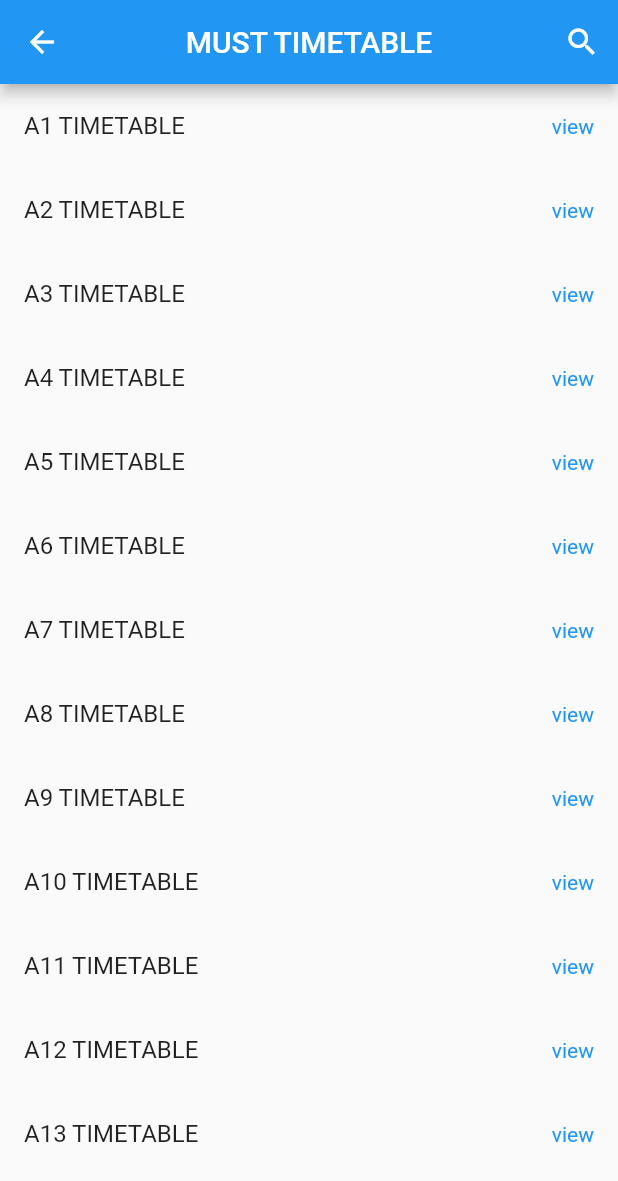
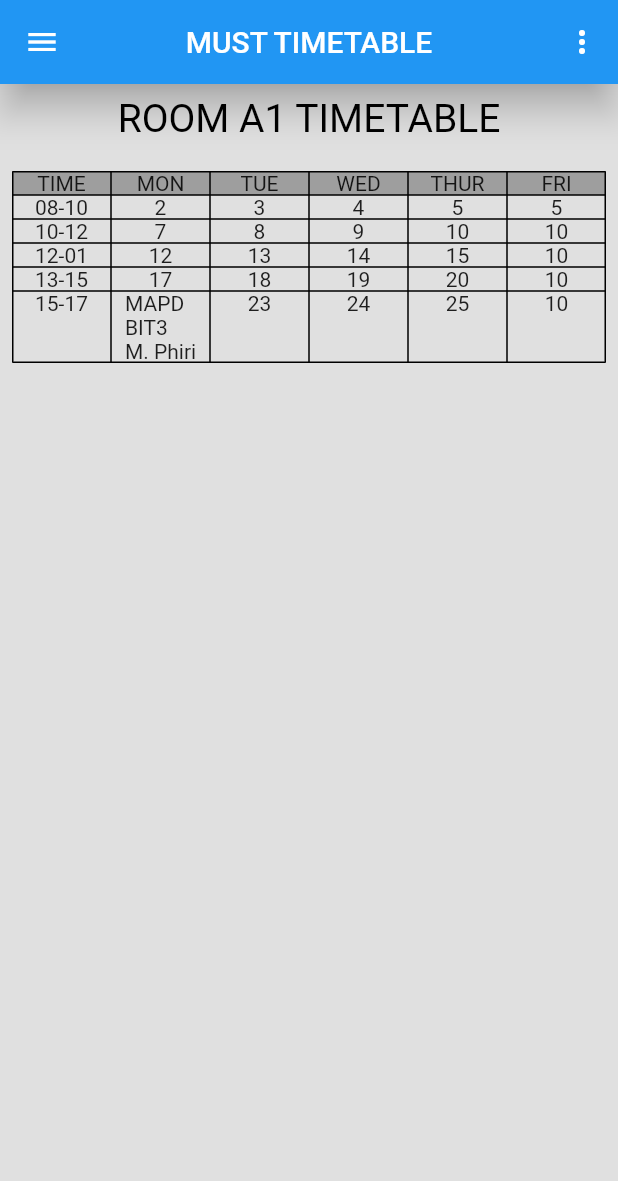
Before and after one commit to shadkasera/must_app, a Flutter app: the Room_Screen screen opened directly, after a tap on "view", on a phone screen of 412 x 824 dp. Shown: the top 1181 px of the screen. Run offline on Flutter 3.47's test engine with Material 2 defaults, Android fonts, the light colour scheme and no system bars; missing offline and left inert: search_page.

Commit message:
updated files

```diff
--- a/lib/room_screen.dart
+++ b/lib/room_screen.dart
@@ -1,4 +1,5 @@
 import 'package:flutter/material.dart';
+import 'package:must_app/view_table.dart';
 import 'package:search_page/search_page.dart';
 
 class Person implements Comparable<Person> {
@@ -59,6 +60,12 @@ class Room_Screen extends StatelessWidget {
                     title: Text(person.name),
                   trailing: GestureDetector(
                 onTap: () {
+                  Navigator.push(
+                        context,
+                        MaterialPageRoute(
+                          builder: (context) => const ViewScreen(),
+                        ),
+                      );
                   // do something when the "view" text is clicked
                 },
                 child: const Text(
@@ -89,6 +96,12 @@ class Room_Screen extends StatelessWidget {
               title: Text(person.name),
               trailing: GestureDetector(
                 onTap: () {
+                   Navigator.push(
+                        context,
+                        MaterialPageRoute(
+                          builder: (context) => const ViewScreen(),
+                        ),
+                      );
                   // do something when the "view" text is clicked
                 },
                 child: const Text(
--- /dev/null
+++ b/lib/view_table.dart
@@ -0,0 +1,302 @@
+import 'package:flutter/material.dart';
+import 'package:must_app/home_screen.dart';
+import 'package:must_app/room_screen.dart';
+import 'package:must_app/show_timetable_screen.dart';
+
+// ignore: camel_case_types
+class ViewScreen extends StatelessWidget {
+  const ViewScreen({super.key});
+
+  @override
+  Widget build(BuildContext context) {
+    return SafeArea(
+      child: Scaffold(
+        backgroundColor: Colors.grey[300],
+        appBar: AppBar(
+          iconTheme: const IconThemeData(color: Colors.white),
+          backgroundColor: Colors.blue,
+          elevation: 10,
+          actions: [
+            IconButton(
+              icon: const Icon(Icons.more_vert_sharp),
+              onPressed: () {
+                showDialog(
+                  context: context,
+                  builder: (context) {
+                    return FractionallySizedBox(
+                      heightFactor: 0.97,
+                      widthFactor: 0.97,
+                      child: Container(
+                        alignment: Alignment.topRight,
+                        child: Card(
+                          elevation: 5,
+                          child: Padding(
+                            padding: const EdgeInsets.all(8.0),
+                            child: Column(
+                              mainAxisSize: MainAxisSize.min,
+                              crossAxisAlignment: CrossAxisAlignment.end,
+                              // ignore: prefer_const_literals_to_create_immutables
+                              children: [
+                                const Text(
+                                  'More options',
+                                  style: TextStyle(color: Colors.blue),
+                                ),
+                                const SizedBox(height: 5),
+                              ],
+                            ),
+                          ),
+                        ),
+                      ),
+                    );
+                  },
+                );
+              },
+            ),
+          ],
+          title: const Text(
+            'MUST TIMETABLE',
+            style: TextStyle(color: Colors.white),
+          ),
+          centerTitle: true,
+        ),
+        drawer: SizedBox(
+          width: 300, // set a fixed width for the drawer
+          child: Drawer(
+            backgroundColor: Colors.grey,
+            child: ListView(
+              padding: EdgeInsets.zero,
+              children: [
+                // ignore: avoid_unnecessary_containers
+                SizedBox(
+                  height: 200,
+                  child: DrawerHeader(
+                    decoration: const BoxDecoration(
+                      color: Colors.blue,
+                    ),
+                    child: Column(
+                      mainAxisAlignment: MainAxisAlignment.center,
+                      // ignore: prefer_const_literals_to_create_immutables
+                      children: [
+                        const CircleAvatar(
+                          radius: 30,
+                          backgroundImage: AssetImage(
+                            'assets/images/must_logo.jpeg',
+                          ),
+                        ),
+                        // ignore: prefer_const_constructors
+                        SizedBox(height: 18),
+                        const Text(
+                          'MUST TIMETABLE',
+                          style: TextStyle(
+                            color: Colors.white,
+                            fontSize: 13,
+                          ),
+                        ),
+
+                        // ignore: prefer_const_constructors
+                        SizedBox(height: 28),
+                        const Text(
+                          'MENU',
+                          style: TextStyle(
+                            color: Colors.white,
+                            fontSize: 18,
+                          ),
+                        ),
+                      ],
+                    ),
+                  ),
+                ),
+                ListTile(
+                  leading: const Icon(
+                    Icons.home,
+                    color: Colors.white,
+                  ),
+                  title: const Text(
+                    ' HOME ',
+                    style: TextStyle(color: Colors.white),
+                  ),
+                  onTap: () {
+                    Navigator.push(
+                      context,
+                      MaterialPageRoute(
+                        builder: (context) => const home_screen(),
+                      ),
+                    );
+                  },
+                ),
+                ListTile(
+                  leading: const Icon(
+                    Icons.room_rounded,
+                    color: Colors.white,
+                  ),
+                  title: const Text(
+                    'ROOM TIMETABLE',
+                    style: TextStyle(color: Colors.white),
+                  ),
+                  onTap: () {
+                    Navigator.push(
+                      context,
+                      MaterialPageRoute(
+                        builder: (context) => const Room_Screen(),
+                      ),
+                    );
+                  },
+                ),
+                ListTile(
+                  leading: const Icon(
+                    Icons.people_alt_sharp,
+                    color: Colors.white,
+                  ),
+                  title: const Text(
+                    'LECTURERS TIMETABLE',
+                    style: TextStyle(color: Colors.white),
+                  ),
+                  onTap: () {
+                    Navigator.push(
+                      context,
+                      MaterialPageRoute(
+                        builder: (context) => const ShowTimetable(),
+                      ),
+                    );
+                  },
+                ),
+
+                ListTile(
+                  leading: const Icon(
+                    Icons.school,
+                    color: Colors.white,
+                  ),
+                  title: const Text(
+                    'PROGRAMS TIMETABLE',
+                    style: TextStyle(color: Colors.white),
+                  ),
+                  onTap: () {
+                    Navigator.push(
+                      context,
+                      MaterialPageRoute(
+                        builder: (context) => const ShowTimetable(),
+                      ),
+                    );
+                  },
+                ),
+                ListTile(
+                  leading: const Icon(
+                    Icons.search,
+                    color: Colors.white,
+                  ),
+                  title: const Text(
+                    'SEARCH FOR FREE ROOMS',
+                    style: TextStyle(color: Colors.white),
+                  ),
+                  onTap: () {
+                    Navigator.push(
+                      context,
+                      MaterialPageRoute(
+                        builder: (context) => const ShowTimetable(),
+                      ),
+                    );
+                  },
+                ),
+              ],
+            ),
+          ),
+        ),
+        body: Center(
+          child: Padding(
+            padding: const EdgeInsets.all(8.0),
+            child: Column(
+              crossAxisAlignment: CrossAxisAlignment.stretch,
+              children: <Widget>[
+                // ignore: prefer_const_constructors
+                Center(
+                  child: const Text(
+                    'ROOM A1 TIMETABLE',
+                    style: TextStyle(fontSize: 26.0, color: Colors.black),
+                  ),
+                ),
+                const SizedBox(height: 20.0),
+                Expanded(
+                  child: Table(
+                    border: TableBorder.all(),
+                    columnWidths: const <int, TableColumnWidth>{
+                      0: FlexColumnWidth(1.0),
+                      1: FlexColumnWidth(1.0),
+                      2: FlexColumnWidth(1.0),
+                      3: FlexColumnWidth(1.0),
+                      4: FlexColumnWidth(1.0),
+                    },
+                    children: const <TableRow>[
+                      TableRow(
+                        decoration: BoxDecoration(
+                          color: Colors.grey,
+                        ),
+                        children: <Widget>[
+                          Center(child: Text('TIME')),
+                          Center(child: Text('MON')),
+                          Center(child: Text('TUE')),
+                          Center(child: Text('WED')),
+                          Center(child: Text('THUR')),
+                          Center(child: Text('FRI')),
+                        ],
+                      ),
+                      TableRow(
+                        children: <Widget>[
+                          Center(child: Text('08-10')),
+                          Center(child: Text('2')),
+                          Center(child: Text('3')),
+                          Center(child: Text('4')),
+                          Center(child: Text('5')),
+                          Center(child: Text('5')),
+                        ],
+                      ),
+                      TableRow(
+                        children: <Widget>[
+                          Center(child: Text('10-12')),
+                          Center(child: Text('7')),
+                          Center(child: Text('8')),
+                          Center(child: Text('9')),
+                          Center(child: Text('10')),
+                          Center(child: Text('10')),
+                        ],
+                      ),
+                      TableRow(
+                        children: <Widget>[
+                          Center(child: Text('12-01')),
+                          Center(child: Text('12')),
+                          Center(child: Text('13')),
+                          Center(child: Text('14')),
+                          Center(child: Text('15')),
+                          Center(child: Text('10')),
+                        ],
+                      ),
+                      TableRow(
+                        children: <Widget>[
+                          Center(child: Text('13-15')),
+                          Center(child: Text('17')),
+                          Center(child: Text('18')),
+                          Center(child: Text('19')),
+                          Center(child: Text('20')),
+                          Center(child: Text('10')),
+                        ],
+                      ),
+                      TableRow(
+                        children: <Widget>[
+                          Center(child: Text('15-17')),
+                          Center(child: Text('MAPD \nBIT3\nM. Phiri')),
+                          Center(child: Text('23')),
+                          Center(child: Text('24')),
+                          Center(child: Text('25')),
+                          Center(child: Text('10')),
+                        ],
+                      ),
+                    ],
+                  ),
+                ),
+              ],
+            ),
+          ),
+        ),
+      ),
+    );
+  }
+}
```
